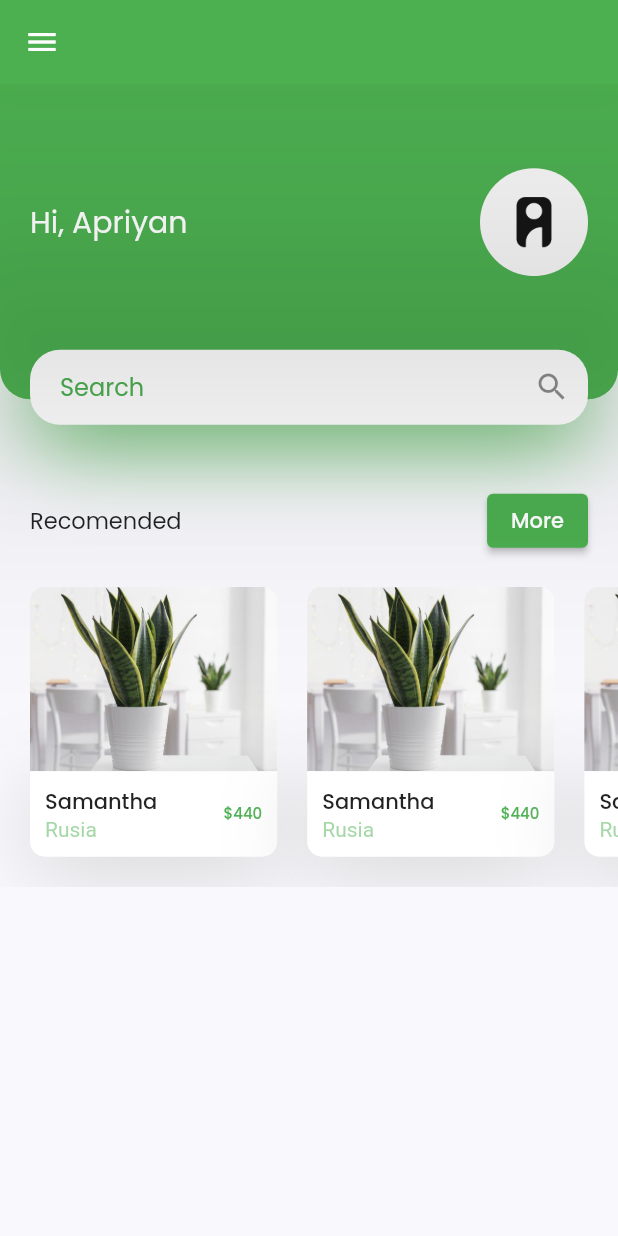
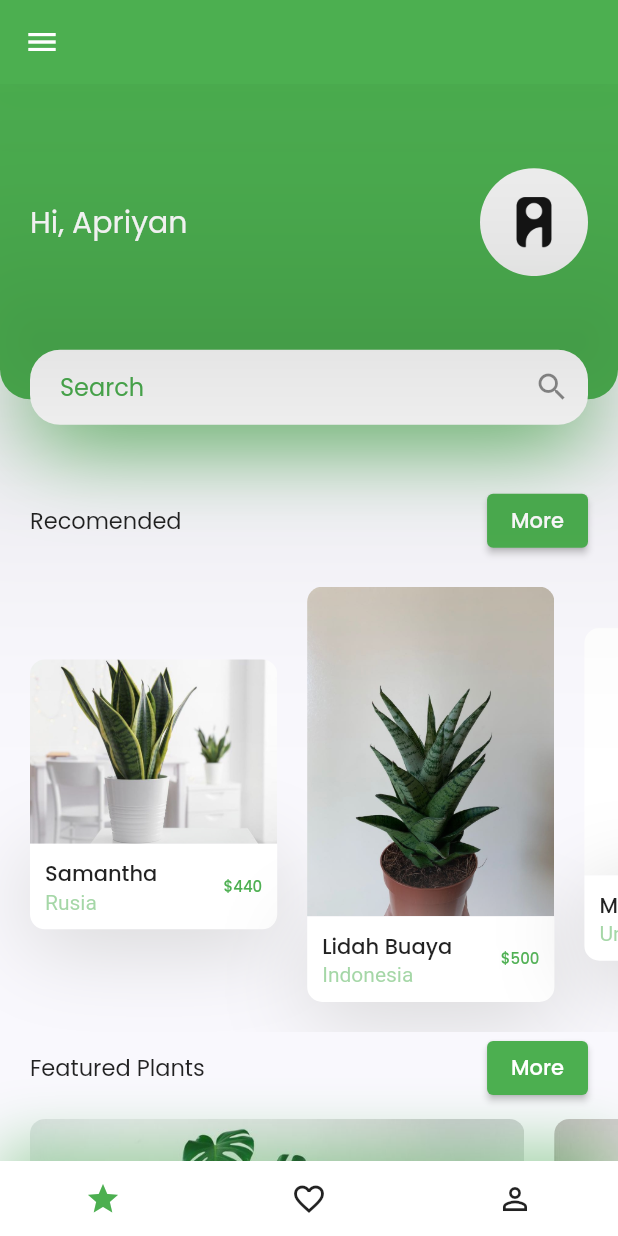
Before and after one commit to Apryn/tumbuhan_app, a Flutter app: the screen it shows after launch, on a phone screen of 412 x 824 dp. Run offline on Flutter 3.47's test engine with Material 2 defaults, Android fonts, the phone set to English and light mode, and no system bars.

Commit message:
Done With HomeScreen

```diff
--- a/lib/Screen/Components/Body.dart
+++ b/lib/Screen/Components/Body.dart
@@ -1,5 +1,6 @@
 import 'package:flutter/material.dart';
 import 'package:tumbuhan_app/Theme.dart';
+import 'FeaturedPlants.dart';
 import 'Header_With_SearchBox.dart';
 import 'RecomendedPlants.dart';
 import 'TitleWithBtn.dart';
@@ -18,7 +19,12 @@ class Body extends StatelessWidget {
             title: "Recomended",
             press: () {},
           ),
-          const RecomendedPlants()
+          const RecomendedPlants(),
+          TittleWithBtn(title: "Featured Plants", press: () {}),
+          const FeaturedPlants(),
+          SizedBox(
+            height: 20,
+          )
         ],
       ),
     );
--- /dev/null
+++ b/lib/Screen/Components/FeaturedPlants.dart
@@ -0,0 +1,57 @@
+import 'package:flutter/material.dart';
+
+class FeaturedPlants extends StatelessWidget {
+  const FeaturedPlants({
+    Key? key,
+  }) : super(key: key);
+
+  @override
+  Widget build(BuildContext context) {
+    return SingleChildScrollView(
+      scrollDirection: Axis.horizontal,
+      child: Row(
+        children: [
+          FeaturedCardPlants(
+            image: "assets/images/Tanaman4.jpg",
+            press: () {},
+          ),
+          FeaturedCardPlants(
+            image: "assets/images/Tanaman5.jpg",
+            press: () {},
+          ),
+        ],
+      ),
+    );
+  }
+}
+
+class FeaturedCardPlants extends StatelessWidget {
+  const FeaturedCardPlants({
+    Key? key,
+    required this.image,
+    required this.press,
+  }) : super(key: key);
+
+  final String image;
+  final VoidCallback press;
+
+  @override
+  Widget build(BuildContext context) {
+    Size size = MediaQuery.of(context).size;
+    return GestureDetector(
+      onTap: press,
+      child: Container(
+        margin: const EdgeInsets.only(
+          top: 10,
+          left: 20,
+        ),
+        width: size.width * 0.8,
+        height: 185,
+        decoration: BoxDecoration(
+            borderRadius: BorderRadius.circular(10),
+            image:
+                DecorationImage(image: AssetImage(image), fit: BoxFit.cover)),
+      ),
+    );
+  }
+}
--- /dev/null
+++ b/lib/Screen/Components/MyBottomNavbar.dart
@@ -0,0 +1,32 @@
+import 'package:flutter/material.dart';
+
+class MyBottomNavbar extends StatelessWidget {
+  const MyBottomNavbar({
+    Key? key,
+  }) : super(key: key);
+
+  @override
+  Widget build(BuildContext context) {
+    return Container(
+      height: 50,
+      decoration: BoxDecoration(color: Colors.white, boxShadow: [
+        BoxShadow(
+            offset: Offset(0, -10),
+            blurRadius: 35,
+            color: Colors.green.withOpacity(0.5))
+      ]),
+      child: Row(
+        mainAxisAlignment: MainAxisAlignment.spaceAround,
+        children: [
+          IconButton(
+            onPressed: () {},
+            icon: Icon(Icons.star),
+            color: Colors.green,
+          ),
+          IconButton(onPressed: () {}, icon: Icon(Icons.favorite_border)),
+          IconButton(onPressed: () {}, icon: Icon(Icons.person_outline))
+        ],
+      ),
+    );
+  }
+}
--- a/lib/Screen/Components/RecomendedPlants.dart
+++ b/lib/Screen/Components/RecomendedPlants.dart
@@ -19,17 +19,17 @@ class RecomendedPlants extends StatelessWidget {
             press: () {},
           ),
           RecomendePlantCard(
-            image: "assets/images/Tanaman1.jpeg",
-            title: "Samantha",
-            country: "Rusia",
-            price: 440,
+            image: "assets/images/Tanaman2.jpg",
+            title: "Lidah Buaya",
+            country: "Indonesia",
+            price: 500,
             press: () {},
           ),
           RecomendePlantCard(
-            image: "assets/images/Tanaman1.jpeg",
-            title: "Samantha",
-            country: "Rusia",
-            price: 440,
+            image: "assets/images/Tanaman3.jpg",
+            title: "Mawar",
+            country: "United States",
+            price: 120,
             press: () {},
           ),
         ],
--- a/lib/Screen/HomeScreen.dart
+++ b/lib/Screen/HomeScreen.dart
@@ -1,6 +1,6 @@
 import 'package:flutter/material.dart';
 import 'package:tumbuhan_app/Screen/Components/Body.dart';
-import 'package:tumbuhan_app/Theme.dart';
+import 'Components/MyBottomNavbar.dart';
 
 class HomeScreen extends StatelessWidget {
   const HomeScreen({Key? key}) : super(key: key);
@@ -9,7 +9,9 @@ class HomeScreen extends StatelessWidget {
   Widget build(BuildContext context) {
     return Scaffold(
       appBar: buildAppBar(),
-      body: const Body());
+      body: const Body(),
+      bottomNavigationBar: const MyBottomNavbar(),
+    );
   }
 
   AppBar buildAppBar() {
```
Also changed, not shown: assets/images/Tanaman4.jpg, assets/images/Tanaman5.jpg, lib/main.dart (line endings or trailing spaces).
